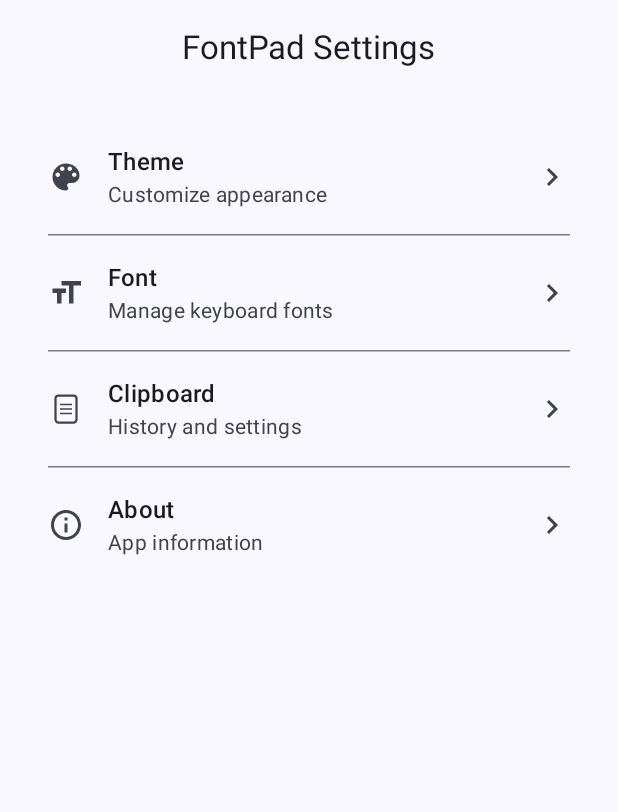
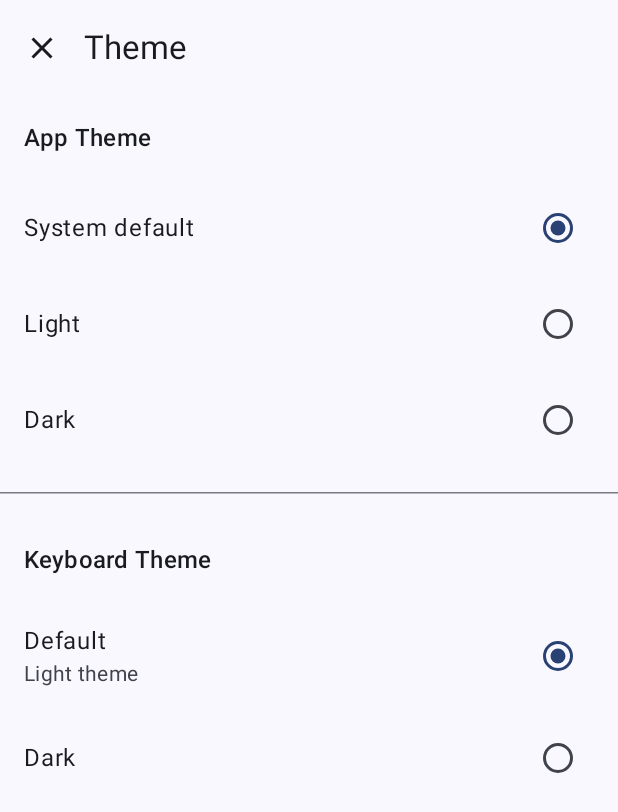
Before and after one commit to duyanhtruong/FontPad, an Android app built with Jetpack Compose: the screen it shows after launch (MainActivity), after a tap on "Theme", on a phone screen of 412 x 824 dp. Shown: the top 812 px of the screen. Run offline under Robolectric (Android 15) with nearby library versions, the phone set to English and light mode, and no system bars; our stand-ins replace accompanist.

Commit message:
feat: theme settings with app and keyboard theming
- Theme state management with DataStore persistence
- Separate app and keyboard theme controls
- System/Light/Dark modes for app theme
- Default (Light)/Dark modes for keyboard theme

Introduces theme customization for both the app UI and keyboard.
The app theme can follow system settings or be manually set to light/dark,
while the keyboard can use either the default light theme or a dark theme.

```diff
--- a/app/build.gradle.kts
+++ b/app/build.gradle.kts
@@ -40,6 +40,7 @@ android {
 }
 
 dependencies {
+    implementation(libs.androidx.datastore.preferences)
     implementation(libs.androidx.compose.material3.material3)
     implementation(libs.google.accompanist.systemuicontroller)
     implementation(libs.androidx.lifecycle.viewmodel.compose)
@@ -55,6 +56,8 @@ dependencies {
     implementation(libs.androidx.material3)
     implementation(libs.androidx.navigation.runtime.ktx)
     implementation(libs.androidx.navigation.compose)
+    implementation(libs.androidx.datastore.core.android)
+    implementation(libs.androidx.datastore.preferences.core.jvm)
     testImplementation(libs.junit)
     androidTestImplementation(libs.androidx.junit)
     androidTestImplementation(libs.androidx.espresso.core)
--- a/app/src/main/java/dev/alephany/fontpad/MainActivity.kt
+++ b/app/src/main/java/dev/alephany/fontpad/MainActivity.kt
@@ -8,10 +8,16 @@ import androidx.compose.foundation.isSystemInDarkTheme
 import androidx.compose.material3.MaterialTheme
 import androidx.compose.material3.Surface
 import androidx.compose.runtime.SideEffect
+import androidx.compose.runtime.collectAsState
+import androidx.compose.runtime.getValue
+import androidx.compose.runtime.remember
 import androidx.compose.ui.graphics.Color
-import androidx.core.view.WindowCompat
+import androidx.compose.ui.platform.LocalContext
 import com.google.accompanist.systemuicontroller.rememberSystemUiController
-import dev.alephany.fontpad.navigation.AppNavigation
+import dev.alephany.fontpad.data.ThemeDataStore
+import dev.alephany.fontpad.state.ThemeMode
+import dev.alephany.fontpad.state.ThemeState
+import dev.alephany.fontpad.ui.navigation.AppNavigation
 import dev.alephany.fontpad.ui.theme.FontPadTheme
 
 class MainActivity : ComponentActivity() {
@@ -20,10 +26,22 @@ class MainActivity : ComponentActivity() {
         enableEdgeToEdge()
 
         setContent {
-            FontPadTheme {
-                val systemUiController = rememberSystemUiController()
-                val isDarkTheme = isSystemInDarkTheme()
+            val context = LocalContext.current
+            val themeDataStore = remember { ThemeDataStore(context) }
+            val themeState by themeDataStore.themeState.collectAsState(
+                initial = ThemeState(mode = ThemeMode.SYSTEM)
+            )
 
+            val systemUiController = rememberSystemUiController()
+            val isSystemInDark = isSystemInDarkTheme()
+
+            val isDarkTheme = when (themeState.mode) {
+                ThemeMode.SYSTEM -> isSystemInDark
+                ThemeMode.DARK -> true
+                ThemeMode.LIGHT -> false
+            }
+
+            FontPadTheme(darkTheme = isDarkTheme) {
                 SideEffect {
                     systemUiController.setSystemBarsColor(
                         color = Color.Transparent,
--- /dev/null
+++ b/app/src/main/java/dev/alephany/fontpad/data/ThemeDataStore.kt
@@ -0,0 +1,44 @@
+package dev.alephany.fontpad.data
+
+import android.content.Context
+import androidx.datastore.core.DataStore
+import androidx.datastore.preferences.core.Preferences
+import androidx.datastore.preferences.core.edit
+import androidx.datastore.preferences.core.stringPreferencesKey
+import androidx.datastore.preferences.preferencesDataStore
+import dev.alephany.fontpad.state.KeyboardTheme
+import dev.alephany.fontpad.state.ThemeMode
+import dev.alephany.fontpad.state.ThemeState
+import kotlinx.coroutines.flow.map
+
+private val Context.dataStore: DataStore<Preferences> by preferencesDataStore(name = "theme_settings")
+
+class ThemeDataStore(private val context: Context) {
+    private object PreferencesKeys {
+        val THEME_MODE = stringPreferencesKey("theme_mode")
+        val KEYBOARD_THEME = stringPreferencesKey("keyboard_theme")
+    }
+
+    val themeState = context.dataStore.data.map { preferences ->
+        ThemeState(
+            mode = ThemeMode.valueOf(
+                preferences[PreferencesKeys.THEME_MODE] ?: ThemeMode.SYSTEM.name
+            ),
+            keyboardTheme = KeyboardTheme.valueOf(
+                preferences[PreferencesKeys.KEYBOARD_THEME] ?: KeyboardTheme.DEFAULT.name
+            )
+        )
+    }
+
+    suspend fun updateThemeMode(mode: ThemeMode) {
+        context.dataStore.edit { preferences ->
+            preferences[PreferencesKeys.THEME_MODE] = mode.name
+        }
+    }
+
+    suspend fun updateKeyboardTheme(theme: KeyboardTheme) {
+        context.dataStore.edit { preferences ->
+            preferences[PreferencesKeys.KEYBOARD_THEME] = theme.name
+        }
+    }
+}
--- /dev/null
+++ b/app/src/main/java/dev/alephany/fontpad/state/ThemeState.kt
@@ -0,0 +1,17 @@
+package dev.alephany.fontpad.state
+
+enum class ThemeMode {
+    LIGHT,
+    DARK,
+    SYSTEM
+}
+
+enum class KeyboardTheme {
+    DEFAULT,  // Light theme
+    DARK
+}
+
+data class ThemeState(
+    val mode: ThemeMode = ThemeMode.SYSTEM,
+    val keyboardTheme: KeyboardTheme = KeyboardTheme.DEFAULT
+)
--- a/app/src/main/java/dev/alephany/fontpad/ui/navigation/AppNavigation.kt
+++ b/app/src/main/java/dev/alephany/fontpad/ui/navigation/AppNavigation.kt
@@ -1,28 +1,36 @@
-package dev.alephany.fontpad.navigation
+package dev.alephany.fontpad.ui.navigation
 
 import androidx.compose.runtime.Composable
 import androidx.compose.runtime.remember
 import androidx.compose.ui.platform.LocalContext
-import androidx.navigation.NavHostController
 import androidx.navigation.compose.NavHost
 import androidx.navigation.compose.composable
 import androidx.navigation.compose.rememberNavController
+import dev.alephany.fontpad.data.ThemeDataStore
 import dev.alephany.fontpad.font.FontManager
 import dev.alephany.fontpad.ui.settings.FontSettingsScreen
 import dev.alephany.fontpad.ui.settings.SettingsScreen
+import dev.alephany.fontpad.ui.settings.ThemeSettingsScreen
 import dev.alephany.fontpad.ui.settings.FontSettingsViewModel
+import dev.alephany.fontpad.ui.settings.ThemeSettingsViewModel
 
 sealed class Screen(val route: String) {
     object Settings : Screen("settings")
     object FontSettings : Screen("font_settings")
+    object ThemeSettings : Screen("theme_settings")
 }
 
 @Composable
 fun AppNavigation() {
     val navController = rememberNavController()
-    val context = LocalContext.current  // Get context for FontManager
-    val fontManager = remember { FontManager(context) }  // Create single instance
+    val context = LocalContext.current
+
+    // Create managers and view models
+    val fontManager = remember { FontManager(context) }
+    val themeDataStore = remember { ThemeDataStore(context) }
+
     val fontSettingsViewModel = remember { FontSettingsViewModel(fontManager) }
+    val themeSettingsViewModel = remember { ThemeSettingsViewModel(themeDataStore) }
 
     NavHost(
         navController = navController,
@@ -32,6 +40,9 @@ fun AppNavigation() {
             SettingsScreen(
                 onNavigateToFontSettings = {
                     navController.navigate(Screen.FontSettings.route)
+                },
+                onNavigateToThemeSettings = {
+                    navController.navigate(Screen.ThemeSettings.route)
                 }
             )
         }
@@ -42,5 +53,12 @@ fun AppNavigation() {
                 onNavigateUp = { navController.navigateUp() }
             )
         }
+
+        composable(Screen.ThemeSettings.route) {
+            ThemeSettingsScreen(
+                viewModel = themeSettingsViewModel,
+                onNavigateUp = { navController.navigateUp() }
+            )
+        }
     }
 }
--- a/app/src/main/java/dev/alephany/fontpad/ui/settings/SettingsScreen.kt
+++ b/app/src/main/java/dev/alephany/fontpad/ui/settings/SettingsScreen.kt
@@ -19,6 +19,7 @@ import dev.alephany.fontpad.R
 @Composable
 fun SettingsScreen(
     onNavigateToFontSettings: () -> Unit,
+    onNavigateToThemeSettings: () -> Unit,
     modifier: Modifier = Modifier
 ) {
     Scaffold(
@@ -75,8 +76,8 @@ fun SettingsScreen(
                     isLastItem = index == settings.lastIndex,
                     onClick = {
                         when (item.title) {
+                            "Theme" -> onNavigateToThemeSettings()
                             "Font" -> onNavigateToFontSettings()
-                            // Other navigation handlers can be added here
                         }
                     }
                 )
--- /dev/null
+++ b/app/src/main/java/dev/alephany/fontpad/ui/settings/ThemeSettings.kt
@@ -0,0 +1,104 @@
+package dev.alephany.fontpad.ui.settings
+
+import androidx.compose.foundation.layout.*
+import androidx.compose.material.icons.Icons
+import androidx.compose.material.icons.filled.Close
+import androidx.compose.material3.*
+import androidx.compose.runtime.*
+import androidx.compose.ui.Modifier
+import androidx.compose.ui.unit.dp
+import dev.alephany.fontpad.state.KeyboardTheme
+import dev.alephany.fontpad.state.ThemeMode
+
+@OptIn(ExperimentalMaterial3Api::class)
+@Composable
+fun ThemeSettingsScreen(
+    viewModel: ThemeSettingsViewModel,
+    onNavigateUp: () -> Unit,
+    modifier: Modifier = Modifier
+) {
+    val themeState by viewModel.themeState.collectAsState()
+
+    Scaffold(
+        topBar = {
+            TopAppBar(
+                title = { Text("Theme") },
+                navigationIcon = {
+                    IconButton(onClick = onNavigateUp) {
+                        Icon(Icons.Default.Close, contentDescription = "Close")
+                    }
+                }
+            )
+        }
+    ) { paddingValues ->
+        Column(
+            modifier = modifier
+                .fillMaxSize()
+                .padding(paddingValues)
+        ) {
+            // App Theme Section
+            Text(
+                text = "App Theme",
+                style = MaterialTheme.typography.titleMedium,
+                modifier = Modifier.padding(16.dp)
+            )
+
+            ListItem(
+                headlineContent = { Text("System default") },
+                trailingContent = {
+                    RadioButton(
+                        selected = themeState.mode == ThemeMode.SYSTEM,
+                        onClick = { viewModel.setThemeMode(ThemeMode.SYSTEM) }
+                    )
+                }
+            )
+            ListItem(
+                headlineContent = { Text("Light") },
+                trailingContent = {
+                    RadioButton(
+                        selected = themeState.mode == ThemeMode.LIGHT,
+                        onClick = { viewModel.setThemeMode(ThemeMode.LIGHT) }
+                    )
+                }
+            )
+            ListItem(
+                headlineContent = { Text("Dark") },
+                trailingContent = {
+                    RadioButton(
+                        selected = themeState.mode == ThemeMode.DARK,
+                        onClick = { viewModel.setThemeMode(ThemeMode.DARK) }
+                    )
+                }
+            )
+
+            HorizontalDivider(modifier = Modifier.padding(vertical = 16.dp))
+
+            // Keyboard Theme Section
+            Text(
+                text = "Keyboard Theme",
+                style = MaterialTheme.typography.titleMedium,
+                modifier = Modifier.padding(16.dp)
+            )
+
+            ListItem(
+                headlineContent = { Text("Default") },
+                supportingContent = { Text("Light theme") },
+                trailingContent = {
+                    RadioButton(
+                        selected = themeState.keyboardTheme == KeyboardTheme.DEFAULT,
+                        onClick = { viewModel.setKeyboardTheme(KeyboardTheme.DEFAULT) }
+                    )
+                }
+            )
+            ListItem(
+                headlineContent = { Text("Dark") },
+                trailingContent = {
+                    RadioButton(
+                        selected = themeState.keyboardTheme == KeyboardTheme.DARK,
+                        onClick = { viewModel.setKeyboardTheme(KeyboardTheme.DARK) }
+                    )
+                }
+            )
+        }
+    }
+}
--- /dev/null
+++ b/app/src/main/java/dev/alephany/fontpad/ui/settings/ThemeSettingsViewModel.kt
@@ -0,0 +1,34 @@
+package dev.alephany.fontpad.ui.settings
+
+import androidx.lifecycle.ViewModel
+import androidx.lifecycle.viewModelScope
+import dev.alephany.fontpad.data.ThemeDataStore
+import dev.alephany.fontpad.state.KeyboardTheme
+import dev.alephany.fontpad.state.ThemeMode
+import dev.alephany.fontpad.state.ThemeState
+import kotlinx.coroutines.flow.*
+import kotlinx.coroutines.launch
+
+class ThemeSettingsViewModel(
+    private val themeDataStore: ThemeDataStore
+) : ViewModel() {
+
+    val themeState: StateFlow<ThemeState> = themeDataStore.themeState
+        .stateIn(
+            scope = viewModelScope,
+            started = SharingStarted.WhileSubscribed(5000),
+            initialValue = ThemeState()
+        )
+
+    fun setThemeMode(mode: ThemeMode) {
+        viewModelScope.launch {
+            themeDataStore.updateThemeMode(mode)
+        }
+    }
+
+    fun setKeyboardTheme(theme: KeyboardTheme) {
+        viewModelScope.launch {
+            themeDataStore.updateKeyboardTheme(theme)
+        }
+    }
+}
--- a/app/src/main/java/dev/alephany/fontpad/ui/theme/Theme.kt
+++ b/app/src/main/java/dev/alephany/fontpad/ui/theme/Theme.kt
@@ -36,7 +36,6 @@ private val LightColorScheme = lightColorScheme(
 @Composable
 fun FontPadTheme(
     darkTheme: Boolean = isSystemInDarkTheme(),
-    // Dynamic color is available on Android 12+
     dynamicColor: Boolean = true,
     content: @Composable () -> Unit
 ) {
@@ -45,7 +44,6 @@ fun FontPadTheme(
             val context = LocalContext.current
             if (darkTheme) dynamicDarkColorScheme(context) else dynamicLightColorScheme(context)
         }
-
         darkTheme -> DarkColorScheme
         else -> LightColorScheme
     }
```
Also changed, not shown: app/src/main/AndroidManifest.xml (+1 -6 lines), app/src/main/java/dev/alephany/fontpad/ComposeIMEService.kt (+9 -22 lines), app/src/main/java/dev/alephany/fontpad/ui/Keyboard.kt (+18 -5 lines), gradle/libs.versions.toml (+7 -0 lines).
